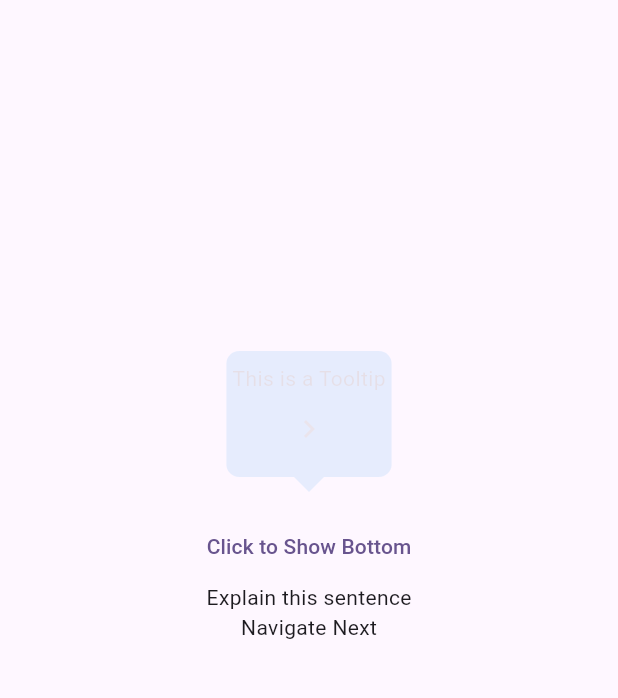
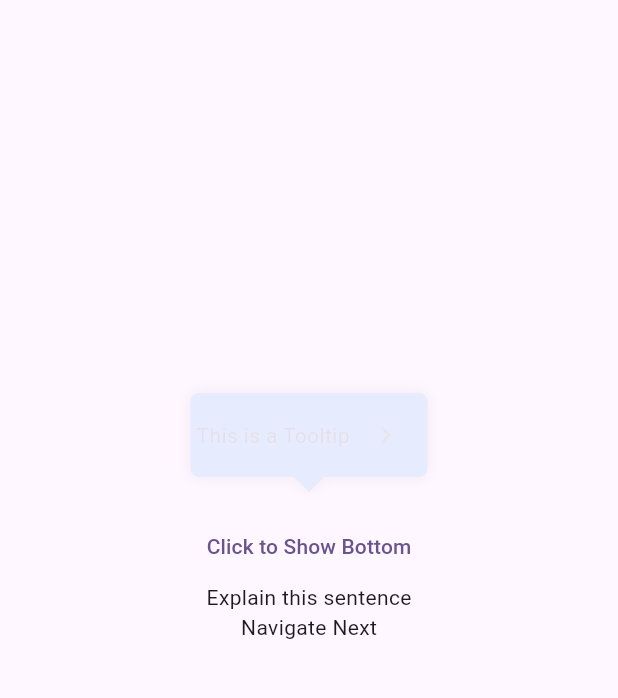
Before and after one commit to mohammedhashim790/MTooltip, a Flutter app: the screen it shows after launch, after a tap on "Click to Show Bottom", on a phone screen of 412 x 824 dp, the part 84-782 px from its top. Run offline on Flutter 3.47's test engine with Material 3 defaults, Android fonts, the phone set to English and light mode, and no system bars.

Commit message:
feat: Add BoxShoadows to Tooltip

```diff
--- a/example/lib/main.dart
+++ b/example/lib/main.dart
@@ -46,7 +46,6 @@ class _TooltipExampleState extends State<TooltipExample> {
             children: [
               TextButton(
                 onPressed: () {
-                  // buttonCarouselController.nextPage();
                   mc1.show();
                 },
                 child: const Text("Click to Show Bottom"),
@@ -56,7 +55,7 @@ class _TooltipExampleState extends State<TooltipExample> {
                 child: MTooltip(
                   context: context,
                   backgroundColor: Colors.blue,
-                  tooltipContent: Column(
+                  tooltipContent: Row(
                     children: [
                       Text("This is a Tooltip"),
                       IconButton(
@@ -69,7 +68,6 @@ class _TooltipExampleState extends State<TooltipExample> {
                     ],
                   ),
                   tooltipAlign: TooltipAlign.top,
-                  useDefaultPadding: true,
                   waitDuration: Duration(seconds: 1),
                   fadeInDuration: Duration(seconds: 2),
                   showDuration: Duration(seconds: 4),
@@ -82,7 +80,7 @@ class _TooltipExampleState extends State<TooltipExample> {
                 child: MTooltip(
                   context: context,
                   backgroundColor: Colors.black,
-                  tooltipContent: Column(
+                  tooltipContent: Row(
                     children: [
                       Text(
                         "This is a Tooltip",
@@ -98,7 +96,6 @@ class _TooltipExampleState extends State<TooltipExample> {
                     ],
                   ),
                   tooltipAlign: TooltipAlign.bottom,
-                  useDefaultPadding: true,
                   waitDuration: Duration(seconds: 1),
                   fadeInDuration: Duration(seconds: 2),
                   showDuration: Duration(seconds: 4),
--- a/lib/src/core/mtooltip.dart
+++ b/lib/src/core/mtooltip.dart
@@ -13,8 +13,8 @@ import 'mtooltip_position_delegate.dart';
 /// timing are configurable via constructor parameters.
 class MTooltip extends StatefulWidget {
   /// Applies default padding inside the tooltip content when true:
-  /// left: 4.0, right: 4.0, top: 8.0, bottom: 8.0.
-  final bool useDefaultPadding;
+  /// left: 4.0, right: 4.0, top: 4.0, bottom: 4.0.
+  EdgeInsets? padding;
 
   /// Preferred alignment of the tooltip relative to the target (top or bottom).
   final TooltipAlign tooltipAlign;
@@ -29,8 +29,9 @@ class MTooltip extends StatefulWidget {
   /// showing the tooltip.
   final BuildContext context;
 
-  /// Color of the modal barrier displayed behind the tooltip overlay.
-  final Color barrierColor;
+  /// Shadow for the tooltip
+  /// Default will be set to [Colors.black45], [SpreadRadius=1.0], [BlurRadius=8.0], [BlurStyle.normal]
+  final BoxShadow? shadow;
 
   /// Background color of the tooltip content container.
   final Color backgroundColor;
@@ -69,15 +70,15 @@ class MTooltip extends StatefulWidget {
     required this.context,
     required this.tooltipContent,
     this.backgroundColor = Colors.black54,
+    this.barrierDismissible = true,
+    this.tooltipAlign = TooltipAlign.bottom,
     required MTooltipController mTooltipController,
     Duration? showDuration,
     Duration? waitDuration,
     Duration? fadeInDuration,
     Duration? fadeOutDuration,
-    this.barrierColor = const Color(0x80000000),
-    this.barrierDismissible = true,
-    this.useDefaultPadding = true,
-    this.tooltipAlign = TooltipAlign.bottom,
+    this.shadow,
+    this.padding,
   })  : _mTooltipController = mTooltipController,
         waitDuration = waitDuration ?? Duration(seconds: 0),
         fadeInDuration = fadeInDuration ?? Duration(seconds: 1),
@@ -218,17 +219,24 @@ class MTooltipState extends State<MTooltip>
           child: Container(
             decoration: ShapeDecoration(
               color: widget.backgroundColor,
+              shadows: [
+                widget.shadow ??
+                    BoxShadow(
+                        color: Colors.black45,
+                        spreadRadius: 1.0,
+                        blurRadius: 8.0,
+                        blurStyle: BlurStyle.normal)
+              ],
               shape: TooltipApex(tooltipAlign: widget.tooltipAlign),
             ),
             child: Padding(
-              padding: widget.useDefaultPadding
-                  ? const EdgeInsets.only(
-                      left: 4.0,
-                      right: 4.0,
-                      top: 8.0,
-                      bottom: 8.0,
-                    )
-                  : const EdgeInsets.all(0.0),
+              padding: widget.padding ??
+                  const EdgeInsets.only(
+                    left: 4.0,
+                    right: 4.0,
+                    top: 4.0,
+                    bottom: 4.0,
+                  ),
               child: widget.tooltipContent,
             ),
           ),
```
Also changed, not shown: example/pubspec.lock.
